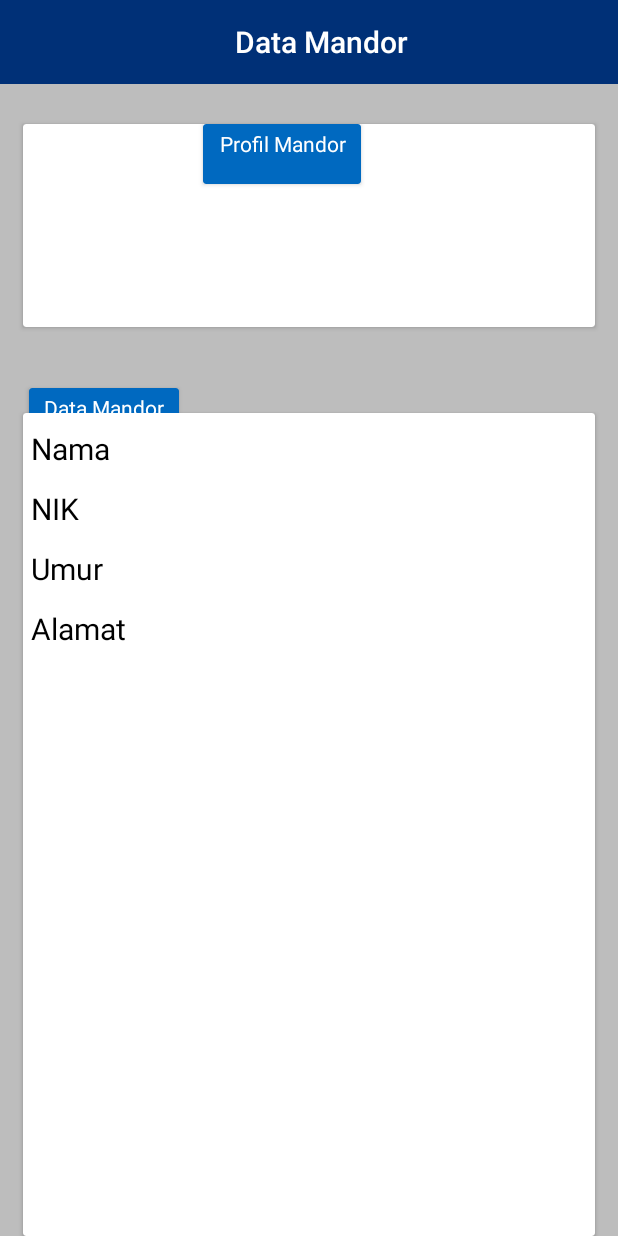
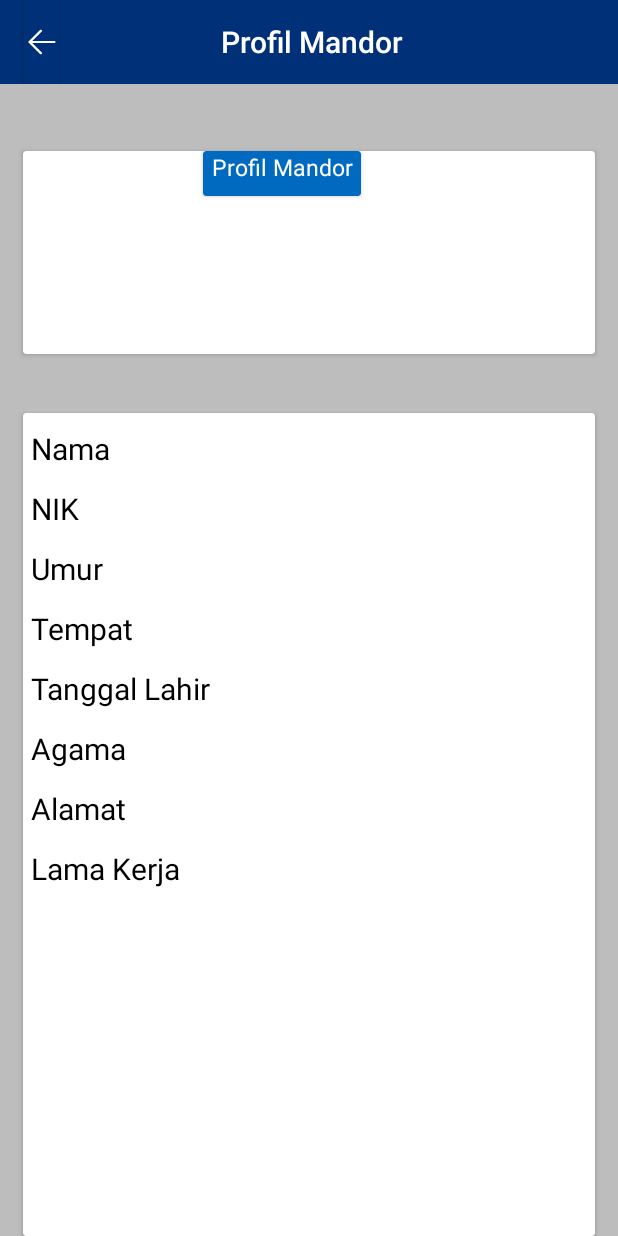
Before and after one commit to Nicklas373/Mandorin, an Android app: the activity_profile_mandor screen opened directly, with no data from a screen before it, after a tap on "Profil Mandor", on a phone screen of 412 x 824 dp. Run offline under Robolectric (Android 15) with nearby library versions, the phone set to English and light mode, and no system bars; network calls fail; 11 statements that could not run were skipped.

Commit message:
- Activity_Profile_Mandor (Data Mandor):   - Penambahan data untuk mandor berupa 'tanggal lahir, agama, pengalaman kerja'   - Penambahan fungsi untuk tombol kembali di beberapa menu profil mandor   - Perbaikan fungsi pelemparan data di setiap aktifitas
Signed-off-by: Dicky Herlambang <herlambangdicky5@gmail.com>

```diff
--- a/app/src/main/java/id/hana/mandorin/ServerImageParseAdapter.java
+++ b/app/src/main/java/id/hana/mandorin/ServerImageParseAdapter.java
@@ -32,7 +32,7 @@ public class ServerImageParseAdapter {
 
     private ServerImageParseAdapter(Context context) {
 
-        this.context1 = context;
+        context1 = context;
 
         this.requestQueue1 = RQ();
 
--- a/app/src/main/java/id/hana/mandorin/activity_detail_mandor.java
+++ b/app/src/main/java/id/hana/mandorin/activity_detail_mandor.java
@@ -1,14 +1,29 @@
 package id.hana.mandorin;
 
+import android.content.Intent;
 import android.content.pm.ActivityInfo;
 import android.graphics.Bitmap;
 import android.graphics.BitmapFactory;
+import android.graphics.drawable.BitmapDrawable;
+import android.graphics.drawable.Drawable;
 import android.os.Bundle;
 import android.support.v7.app.AppCompatActivity;
+import android.support.v7.widget.CardView;
+import android.view.View;
 import android.widget.ImageView;
 import android.widget.TextView;
 
+import java.io.ByteArrayOutputStream;
+
 public class activity_detail_mandor extends AppCompatActivity {
+
+    /*
+     * Layout Component Initializations
+     * Textview, Imageview, CardView & Button
+     */
+    private CardView back;
+    private TextView Nama, Umur, Nama_1, Umur_1, Alamat_1, Nik_1, Tempat_1, Tgl_Lahir_1, Agama_1, Lama_Kerja_1;
+    private ImageView image;
 
     @Override
     protected void onCreate(Bundle savedInstanceState) {
@@ -16,27 +31,79 @@ public class activity_detail_mandor extends AppCompatActivity {
         setContentView(R.layout.activity_detail_mandor);
         setRequestedOrientation (ActivityInfo.SCREEN_ORIENTATION_PORTRAIT);
 
+        /*
+         * Layout ID Initializations
+         * TextView, CardView & Button
+         */
+        Nama = findViewById(R.id.txt_name);
+        Umur = findViewById(R.id.txt_umur);
+        Nama_1 = findViewById(R.id.txt_nama_mandor_1);
+        Umur_1 = findViewById(R.id.txt_umur_mandor_1);
+        Alamat_1 = findViewById(R.id.txt_alamat_mandor_1);
+        Nik_1 = findViewById(R.id.txt_nik_mandor_1);
+        Tempat_1 = findViewById(R.id.txt_tempat_mandor_1);
+        Tgl_Lahir_1 = findViewById(R.id.txt_tgl_mandor_1);
+        Agama_1 = findViewById(R.id.txt_agama_mandor_1);
+        Lama_Kerja_1 = findViewById(R.id.txt_lama_kerja_mandor_1);
+        back = findViewById(R.id.back_activity_mandor);
+        image = findViewById(R.id.img_head);
+
+        /*
+         * Passing data from last activity
+         */
         String nik = getIntent().getExtras().getString("nik");
         String nama = getIntent().getExtras().getString("nama");
         String alamat = getIntent().getExtras().getString("alamat");
         String umur = getIntent().getExtras().getString("umur");
-        TextView Nama = findViewById(R.id.txt_name);
-        TextView Umur = findViewById(R.id.txt_umur);
-        TextView Nama_1 = findViewById(R.id.txt_nama_mandor_1);
-        TextView Umur_1 = findViewById(R.id.txt_umur_mandor_1);
-        TextView Alamat_1 = findViewById(R.id.txt_alamat_mandor_1);
-        TextView Nik_1 = findViewById(R.id.txt_nik_mandor_1);
+        String tempat = getIntent().getExtras().getString("tempat");
+        String tgl_lahir = getIntent().getExtras().getString("tgl_lahir");
+        String agama = getIntent().getExtras().getString("agama");
+        String lama_kerja = getIntent().getExtras().getString("lama_kerja");
+
+        /*
+         * TextView Initializations
+         */
         Nama.setText(nama);
         Nama_1.setText(nama);
         Nik_1.setText(nik);
         Umur.setText(umur);
         Umur_1.setText(umur);
         Alamat_1.setText(alamat);
+        Tempat_1.setText(tempat);
+        Tgl_Lahir_1.setText(tgl_lahir);
+        Agama_1.setText(agama);
+        Lama_Kerja_1.setText(lama_kerja);
 
+        /*
+         * Image passing from last activity
+         */
         Bundle extras = getIntent().getExtras();
         byte[] b = extras.getByteArray("foto");
         Bitmap bmp = BitmapFactory.decodeByteArray(b, 0, b.length);
-        final ImageView image = findViewById(R.id.img_head);
         image.setImageBitmap(bmp);
+
+        back.setOnClickListener(new View.OnClickListener() {
+            @Override
+            public void onClick(View view) {
+                Drawable drawable = image.getDrawable();
+                Bitmap bitmap = ((BitmapDrawable) drawable).getBitmap();
+                ByteArrayOutputStream baos = new ByteArrayOutputStream();
+                bitmap.compress(Bitmap.CompressFormat.PNG, 100, baos);
+                byte[] b = baos.toByteArray();
+
+                Intent intent = new Intent(activity_detail_mandor.this, activity_profile_mandor.class);
+                intent.putExtra("nama", Nama.getText().toString());
+                intent.putExtra("umur", Umur.getText().toString());
+                intent.putExtra("alamat", Alamat_1.getText().toString());
+                intent.putExtra("nik", Nik_1.getText().toString());
+                intent.putExtra("tempat", Tempat_1.getText().toString());
+                intent.putExtra("tgl_lahir", Tgl_Lahir_1.getText().toString());
+                intent.putExtra("agama", Agama_1.getText().toString());
+                intent.putExtra("lama_kerja", Lama_Kerja_1.getText().toString());
+                intent.putExtra("foto", b);
+
+                startActivity(intent);
+            }
+        });
     }
 }
--- a/app/src/main/java/id/hana/mandorin/activity_profile_mandor.java
+++ b/app/src/main/java/id/hana/mandorin/activity_profile_mandor.java
@@ -10,6 +10,7 @@ import android.os.Bundle;
 import android.support.v7.app.AppCompatActivity;
 import android.support.v7.widget.CardView;
 import android.view.View;
+import android.widget.Button;
 import android.widget.ImageView;
 import android.widget.TextView;
 
@@ -17,7 +18,12 @@ import java.io.ByteArrayOutputStream;
 
 public class activity_profile_mandor extends AppCompatActivity {
 
-    private CardView profil_mandor, sewa_jasa;
+    /*
+     * Layout Component Initializations
+     * Textview, Imageview, CardView & Button
+     */
+    private TextView Nama, Umur, Alamat, Nik, Tempat, Tgl_lahir, Agama, Lama_Kerja;
+    private CardView profil_mandor, sewa_jasa, dokumentasi, tanggapan, back;
 
     @Override
     protected void onCreate(Bundle savedInstanceState) {
@@ -25,22 +31,51 @@ public class activity_profile_mandor extends AppCompatActivity {
         setContentView(R.layout.activity_profile_mandor);
         setRequestedOrientation (ActivityInfo.SCREEN_ORIENTATION_PORTRAIT);
 
+        /*
+         * Layout ID Initializations
+         * TextView, CardView & Button
+         */
         profil_mandor = findViewById(R.id.mandor_menu_1);
+        dokumentasi = findViewById(R.id.mandor_menu_2);
         sewa_jasa = findViewById(R.id.mandor_menu_3);
+        tanggapan = findViewById(R.id.mandor_menu_4);
+        Nama = findViewById(R.id.nama);
+        Umur = findViewById(R.id.umur);
+        Alamat = findViewById(R.id.alamat);
+        Tempat = findViewById(R.id.text_tempat_profile_mandor);
+        Tgl_lahir = findViewById(R.id.text_tgl_lahir_profile_mandor);
+        Agama = findViewById(R.id.text_agama_profile_mandor);
+        Lama_Kerja = findViewById(R.id.text_lama_kerja_profile_mandor);
+        Nik = findViewById(R.id.nik);
+        back = findViewById(R.id.back_activity_profile_mandor);
 
+        /*
+         * Passing data from last activity
+         */
         String nik = getIntent().getExtras().getString("nik");
         String nama = getIntent().getExtras().getString("nama");
         String alamat = getIntent().getExtras().getString("alamat");
         String umur = getIntent().getExtras().getString("umur");
-        final TextView Nama = findViewById(R.id.nama);
-        final TextView Umur = findViewById(R.id.umur);
-        final TextView Alamat = findViewById(R.id.alamat);
-        final TextView Nik = findViewById(R.id.nik);
+        String tempat = getIntent().getExtras().getString("tempat");
+        String tgl_lahir = getIntent().getExtras().getString("tgl_lahir");
+        String agama = getIntent().getExtras().getString("agama");
+        String lama_kerja = getIntent().getExtras().getString("lama_kerja");
+
+        /*
+         * TextView Initializations
+         */
         Nama.setText(nama);
         Nik.setText(nik);
         Umur.setText(umur);
         Alamat.setText(alamat);
+        Tempat.setText(tempat);
+        Tgl_lahir.setText(tgl_lahir);
+        Agama.setText(agama);
+        Lama_Kerja.setText(lama_kerja);
 
+        /*
+         * Image passing from last activity
+         */
         Bundle extras = getIntent().getExtras();
         byte[] b = extras.getByteArray("foto");
         Bitmap bmp = BitmapFactory.decodeByteArray(b, 0, b.length);
@@ -50,29 +85,43 @@ public class activity_profile_mandor extends AppCompatActivity {
         profil_mandor.setOnClickListener(new View.OnClickListener() {
             @Override
             public void onClick(View view) {
+
                 Drawable drawable = image.getDrawable();
                 Bitmap bitmap = ((BitmapDrawable) drawable).getBitmap();
                 ByteArrayOutputStream baos = new ByteArrayOutputStream();
                 bitmap.compress(Bitmap.CompressFormat.PNG, 100, baos);
                 byte[] b = baos.toByteArray();
+
                 Intent intent = new Intent(activity_profile_mandor.this, activity_detail_mandor.class);
                 intent.putExtra("nama", Nama.getText().toString());
                 intent.putExtra("umur", Umur.getText().toString());
                 intent.putExtra("alamat", Alamat.getText().toString());
                 intent.putExtra("nik", Nik.getText().toString());
+                intent.putExtra("tempat", Tempat.getText().toString());
+                intent.putExtra("tgl_lahir", Tgl_lahir.getText().toString());
+                intent.putExtra("agama", Agama.getText().toString());
+                intent.putExtra("lama_kerja", Lama_Kerja.getText().toString());
                 intent.putExtra("foto", b);
                 startActivity(intent);
             }
         });
 
-        /*
         sewa_jasa.setOnClickListener(new View.OnClickListener() {
             @Override
             public void onClick(View view) {
                 Intent intent = new Intent(activity_profile_mandor.this, activity_sewa_jasa.class);
+                intent.putExtra("nama", Nama.getText().toString());
+                intent.putExtra("nik", Nik.getText().toString());
                 startActivity(intent);
             }
         });
-        */
+
+        back.setOnClickListener(new View.OnClickListener() {
+            @Override
+            public void onClick(View view) {
+                Intent intent = new Intent(activity_profile_mandor.this, activity_mandor.class);
+                startActivity(intent);
+            }
+        });
     }
 }
--- a/app/src/main/res/layout/activity_detail_mandor.xml
+++ b/app/src/main/res/layout/activity_detail_mandor.xml
@@ -18,21 +18,41 @@
         app:layout_constraintTop_toTopOf="parent"
         app:layout_constraintVertical_bias="0.0">
 
+        <android.support.v7.widget.CardView
+            android:id="@+id/back_activity_mandor"
+            android:layout_width="24dp"
+            android:layout_height="wrap_content"
+            android:clickable="true"
+            android:focusable="true"
+            android:foreground="?android:attr/selectableItemBackground"
+            app:cardBackgroundColor="@color/colorPrimary">
+
+            <ImageView
+                android:layout_width="wrap_content"
+                android:layout_height="wrap_content"
+                android:src="@drawable/back"
+                android:gravity="start"
+                android:contentDescription="@string/back" />
+
+        </android.support.v7.widget.CardView>
+
         <TextView
             android:id="@+id/toolbar_text"
             style="@style/TextAppearance.AppCompat.Widget.ActionBar.Title"
             android:layout_width="match_parent"
             android:layout_height="wrap_content"
             android:gravity="center"
-            android:text="@string/app_mandor_1_profile_3"
-            android:textColor="#ffffff" />
+            android:text="@string/app_mandor_1_profile_2"
+            android:textColor="#ffffff"
+            android:layout_marginEnd="35dp"
+            android:layout_marginStart="10dp"/>
     </android.support.v7.widget.Toolbar>
 
     <android.support.v7.widget.CardView
         android:id="@+id/cv_head"
         android:layout_width="match_parent"
         android:layout_height="135dp"
-        android:layout_marginTop="10dp"
+        android:layout_marginTop="30dp"
         android:layout_marginStart="15dp"
         android:layout_marginEnd="15dp"
         app:cardBackgroundColor="#ffffff"
@@ -60,7 +80,7 @@
         <android.support.v7.widget.CardView
             android:id="@+id/cv_title"
             android:layout_width="105dp"
-            android:layout_height="40dp"
+            android:layout_height="30dp"
             android:layout_marginStart="120dp"
             android:layout_toEndOf="@+id/img_head"
             app:cardBackgroundColor="#0069c0"
@@ -73,8 +93,8 @@
                 android:layout_height="wrap_content"
                 android:text="@string/app_mandor_1_profile_2"
                 android:textColor="#ffffff"
-                android:layout_marginTop="3dp"
-                android:textAlignment="center" />
+                android:textAlignment="center"
+                android:textSize="15sp"/>
 
         </android.support.v7.widget.CardView>
 
@@ -103,7 +123,8 @@
     <android.support.v7.widget.CardView
         android:id="@+id/cv_sub_title"
         android:layout_width="100dp"
-        android:layout_height="40dp"
+        android:layout_height="30dp"
+        android:layout_marginTop="30dp"
         app:cardBackgroundColor="#0069c0"
         app:layout_constraintBottom_toBottomOf="parent"
         app:layout_constraintEnd_toEndOf="parent"
@@ -120,9 +141,9 @@
             android:id="@+id/txt_sub_title"
             android:layout_width="match_parent"
             android:layout_height="wrap_content"
-            android:layout_marginTop="3dp"
             android:text="@string/app_mandor_1_profile_3"
             android:textAlignment="center"
+            android:textSize="15sp"
             android:textColor="#ffffff" />
 
     </android.support.v7.widget.CardView>
@@ -203,10 +224,73 @@
             android:textColor="#000000"/>
 
         <TextView
+            android:id="@+id/txt_tempat_mandor"
+            android:layout_width="150dp"
+            android:layout_height="30dp"
+            android:layout_marginTop="130dp"
+            android:layout_marginStart="5dp"
+            android:text="@string/app_mandor_1_profile_3_data_6"
+            android:textSize="20sp"
+            android:textColor="#000000"/>
+
+        <TextView
+            android:id="@+id/txt_tempat_mandor_1"
+            android:layout_width="match_parent"
+            android:layout_height="30dp"
+            android:layout_marginTop="170dp"
+            android:layout_marginStart="170dp"
+            android:layout_toEndOf="@id/txt_nama_mandor"
+            android:text="@string/empty"
+            android:textSize="20sp"
+            android:textColor="#000000"/>
+
+        <TextView
+            android:id="@+id/txt_tgl_mandor"
+            android:layout_width="150dp"
+            android:layout_height="30dp"
+            android:layout_marginTop="170dp"
+            android:layout_marginStart="5dp"
+            android:text="@string/app_mandor_1_profile_3_data_7"
+            android:textSize="20sp"
+            android:textColor="#000000"/>
+
+        <TextView
+            android:id="@+id/txt_tgl_mandor_1"
+            android:layout_width="match_parent"
+            android:layout_height="30dp"
+            android:layout_marginTop="130dp"
+            android:layout_marginStart="170dp"
+            android:layout_toEndOf="@id/txt_nama_mandor"
+            android:text="@string/empty"
+            android:textSize="20sp"
+            android:textColor="#000000"/>
+
+        <TextView
+            android:id="@+id/txt_agama_mandor"
+            android:layout_width="150dp"
+            android:layout_height="30dp"
+            android:layout_marginTop="210dp"
+            android:layout_marginStart="5dp"
+            android:text="@string/app_mandor_1_profile_3_data_8"
+            android:textSize="20sp"
+            android:textColor="#000000"/>
+
+        <TextView
+            android:id="@+id/txt_agama_mandor_1"
+            android:layout_width="match_parent"
+            android:layout_height="30dp"
+            android:layout_marginTop="210dp"
+            android:layout_marginStart="170dp"
+            android:layout_toEndOf="@id/txt_nama_mandor"
+            android:text="@string/empty"
+            android:textSize="20sp"
+            android:textColor="#000000"/>
+
+        <TextView
             android:id="@+id/txt_alamat_mandor"
             android:layout_width="150dp"
             android:layout_height="30dp"
-            android:layout_marginTop="130dp"
+            android:layout_marginTop="250dp"
             android:layout_marginStart="5dp"
             android:text="@string/app_mandor_1_profile_3_data_4"
             android:textSize="20sp"
@@ -216,7 +300,28 @@
             android:id="@+id/txt_alamat_mandor_1"
             android:layout_width="match_parent"
             android:layout_height="30dp"
-            android:layout_marginTop="130dp"
+            android:layout_marginTop="250dp"
+            android:layout_marginStart="170dp"
+            android:layout_toEndOf="@id/txt_nama_mandor"
+            android:text="@string/empty"
+            android:textSize="20sp"
+            android:textColor="#000000"/>
+
+        <TextView
+            android:id="@+id/txt_lama_kerja_mandor"
+            android:layout_width="150dp"
+            android:layout_height="30dp"
+            android:layout_marginTop="290dp"
+            android:layout_marginStart="5dp"
+            android:text="@string/app_mandor_1_profile_3_data_5"
+            android:textSize="20sp"
+            android:textColor="#000000"/>
+
+        <TextView
+            android:id="@+id/txt_lama_kerja_mandor_1"
+            android:layout_width="match_parent"
+            android:layout_height="30dp"
+            android:layout_marginTop="290dp"
             android:layout_marginStart="170dp"
             android:layout_toEndOf="@id/txt_nama_mandor"
             android:text="@string/empty"
```
Also changed, not shown: app/src/main/java/id/hana/mandorin/file_path.java (added, +125 -0 lines), app/src/main/java/id/hana/mandorin/request_handler.java (added, +119 -0 lines), app/src/main/res/layout/activity_profile_mandor.xml (+59 -10 lines).
